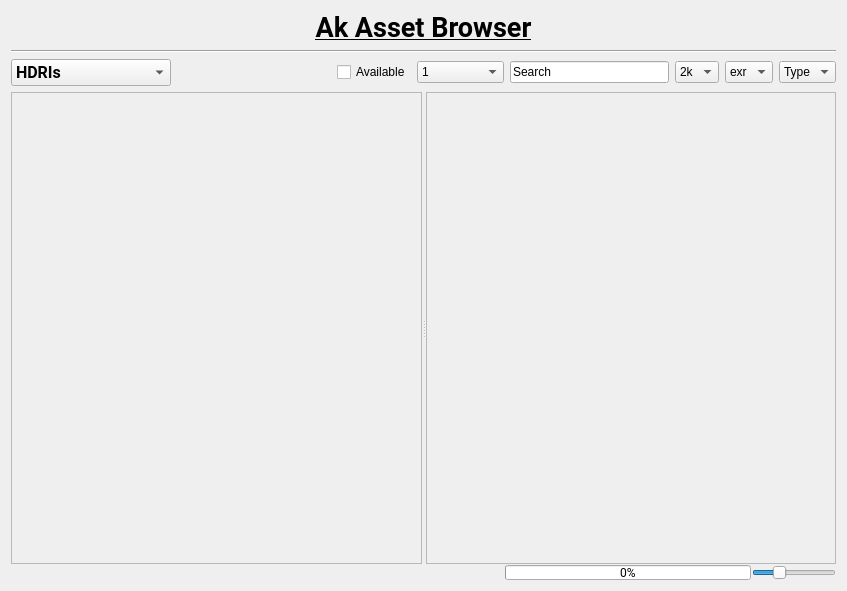
First picture: the form in src/ui/mainUI.ui, repository Akshay25798/VFX-Asset_Browser_Houdini, before the edit.
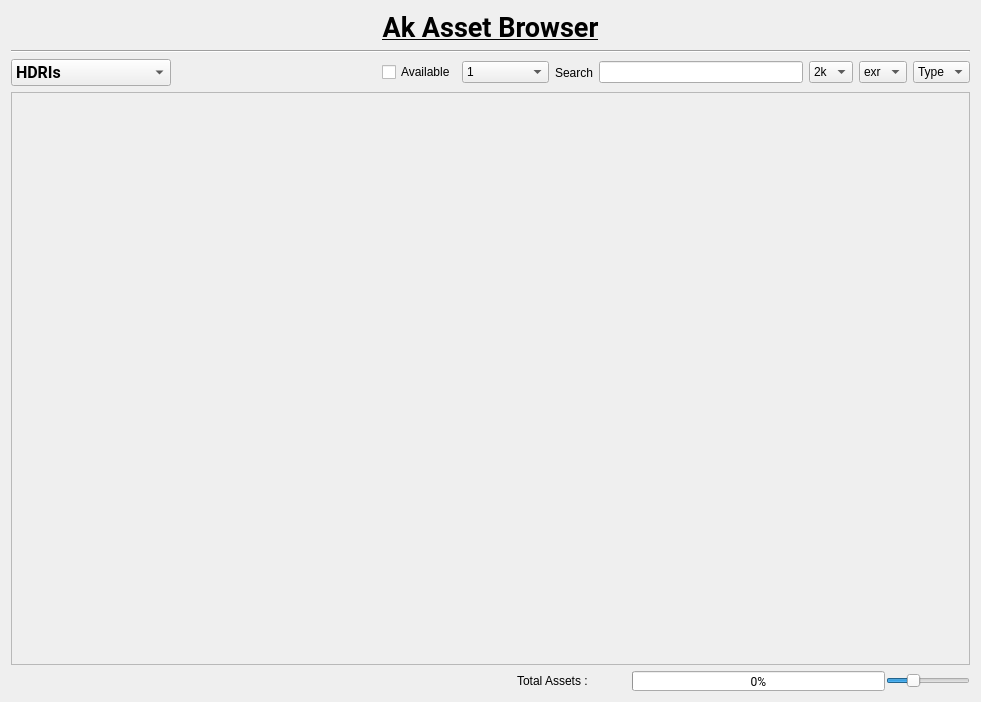
Second picture: the form after the edit.

Commit message: modified:   src/__pycache__/houdiniPythonState.cpython-37.pyc 	modified:   src/__pycache__/houdiniPythonState.cpython-39.pyc 	modified:   src/__pycache__/main.cpython-37.pyc 	modified:   src/__pycache__/main.cpython-39.pyc 	modified:   src/houdiniPythonState.py 	modified:   src/main.py 	modified:   src/ui/mainUI.ui

The edit to the form file:
```diff
--- a/src/ui/mainUI.ui
+++ b/src/ui/mainUI.ui
@@ -6,8 +6,8 @@
    <rect>
     <x>0</x>
     <y>0</y>
-    <width>847</width>
-    <height>591</height>
+    <width>981</width>
+    <height>702</height>
    </rect>
   </property>
   <property name="windowTitle">
@@ -132,12 +132,19 @@
         </widget>
        </item>
        <item>
-        <widget class="QLineEdit" name="lineEdit">
+        <widget class="QLabel" name="label">
          <property name="text">
           <string>Search</string>
          </property>
         </widget>
        </item>
+       <item>
+        <widget class="QLineEdit" name="search">
+         <property name="text">
+          <string/>
+         </property>
+        </widget>
+       </item>
        <item>
         <widget class="QComboBox" name="texRes">
          <property name="currentIndex">
@@ -188,21 +195,6 @@
     </layout>
    </item>
    <item row="1" column="0">
-    <layout class="QVBoxLayout" name="verticalLayout" stretch="15,1">
-     <property name="spacing">
-      <number>1</number>
-     </property>
-     <item>
-      <widget class="QSplitter" name="scrollAreaSplitter">
-       <property name="sizePolicy">
-        <sizepolicy hsizetype="Expanding" vsizetype="Expanding">
-         <horstretch>0</horstretch>
-         <verstretch>0</verstretch>
-        </sizepolicy>
-       </property>
-       <property name="orientation">
-        <enum>Qt::Horizontal</enum>
-       </property>
        <widget class="QScrollArea" name="ContantArea">
         <property name="acceptDrops">
          <bool>false</bool>
@@ -215,31 +207,15 @@
           <rect>
            <x>0</x>
            <y>0</y>
-           <width>409</width>
-           <height>455</height>
-          </rect>
-         </property>
-        </widget>
-       </widget>
-       <widget class="QScrollArea" name="scrollArea">
-        <property name="widgetResizable">
-         <bool>true</bool>
-        </property>
-        <widget class="QWidget" name="scrollAreaWidgetContents_3">
-         <property name="geometry">
-          <rect>
-           <x>0</x>
-           <y>0</y>
-           <width>409</width>
-           <height>455</height>
-          </rect>
-         </property>
-        </widget>
+        <width>961</width>
+        <height>571</height>
+       </rect>
+      </property>
        </widget>
       </widget>
      </item>
-     <item>
-      <layout class="QHBoxLayout" name="horizontalLayout" stretch="2,1,0">
+   <item row="2" column="0">
+    <layout class="QHBoxLayout" name="horizontalLayout" stretch="2,0,0,1,0">
        <property name="spacing">
         <number>1</number>
        </property>
@@ -264,6 +240,26 @@
          </property>
         </widget>
        </item>
+     <item>
+      <widget class="QLabel" name="totalAssets">
+       <property name="text">
+        <string>Total Assets : </string>
+       </property>
+      </widget>
+     </item>
+     <item>
+      <spacer name="horizontalSpacer_2">
+       <property name="orientation">
+        <enum>Qt::Horizontal</enum>
+       </property>
+       <property name="sizeHint" stdset="0">
+        <size>
+         <width>40</width>
+         <height>20</height>
+        </size>
+       </property>
+      </spacer>
+     </item>
        <item>
         <widget class="QProgressBar" name="progressBar">
          <property name="sizePolicy">
@@ -318,8 +314,6 @@
           <enum>Qt::Horizontal</enum>
          </property>
         </widget>
-       </item>
-      </layout>
      </item>
     </layout>
    </item>
```
Lines whose indentation alone changed are shown as unchanged. The commit also changes 6 other files.
